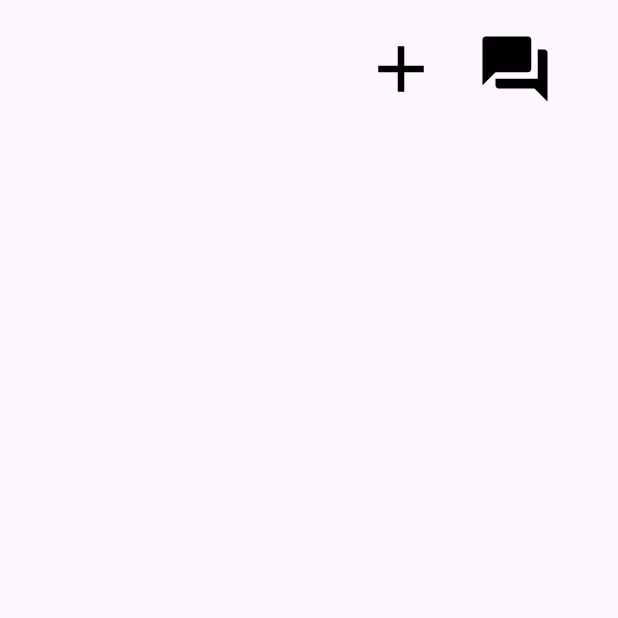
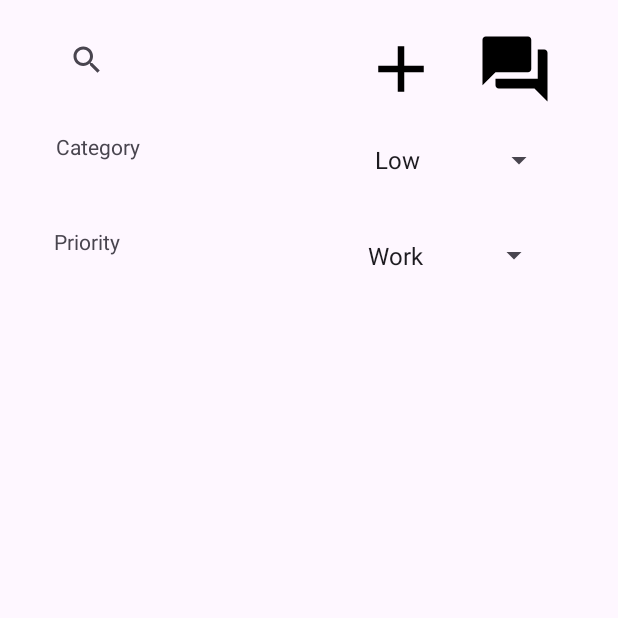
Before and after one commit to Zen-99/Task-Manager, an Android app: the homeFragment screen opened through its navigation route, on a phone screen of 412 x 824 dp, the top half of it. Run offline under Robolectric (Android 15) with nearby library versions, the phone set to English and light mode, and no system bars; our stand-ins replace Firebase (no records; nobody signed in at launch, a user with empty details on screens opened directly).

Commit message:
task retrieve and deletion done

```diff
--- a/app/build.gradle.kts
+++ b/app/build.gradle.kts
@@ -10,7 +10,7 @@ android {
 
     defaultConfig {
         applicationId = "com.example.taskmanager"
-        minSdk = 26
+        minSdk = 28
         targetSdk = 34
         versionCode = 1
         versionName = "1.0"
@@ -49,6 +49,7 @@ dependencies {
     implementation("com.google.firebase:firebase-database-ktx:20.2.2")
     implementation("com.google.firebase:firebase-firestore-ktx:24.8.1")
     implementation("com.google.firebase:firebase-storage-ktx:20.2.1")
+    implementation("com.android.car.ui:car-ui-lib:2.5.1")
     testImplementation("junit:junit:4.13.2")
     androidTestImplementation("androidx.test.ext:junit:1.1.5")
     androidTestImplementation("androidx.test.espresso:espresso-core:3.5.1")
--- a/app/src/main/java/com/example/taskmanager/fragments/homeFragment.kt
+++ b/app/src/main/java/com/example/taskmanager/fragments/homeFragment.kt
@@ -11,14 +11,22 @@ import android.widget.TextView
 import android.widget.Toast
 import androidx.navigation.NavController
 import androidx.navigation.Navigation
+import androidx.recyclerview.widget.LinearLayoutManager
 import com.example.taskmanager.databinding.FragmentHomeBinding
+import com.example.taskmanager.utils.TaskAdapter
+import com.example.taskmanager.utils.TaskData
 import com.google.android.material.textfield.TextInputEditText
 import com.google.firebase.auth.FirebaseAuth
+import com.google.firebase.database.DataSnapshot
+import com.google.firebase.database.DatabaseError
 import com.google.firebase.database.DatabaseReference
 import com.google.firebase.database.FirebaseDatabase
+import com.google.firebase.database.ValueEventListener
+import com.google.firebase.database.ktx.getValue
 
 
-class homeFragment : Fragment(), AddTaskPopFragment.DialogSaveBtnClickListener {
+class homeFragment : Fragment(), AddTaskPopFragment.DialogSaveBtnClickListener,
+    TaskAdapter.TaskAdapterClickInterface {
     data class pushClass(
         var title: String,
         var description: String,
@@ -28,10 +36,12 @@ class homeFragment : Fragment(), AddTaskPopFragment.DialogSaveBtnClickListener {
     )
 
     private lateinit var auth:FirebaseAuth
-    private lateinit var  databaseRef:DatabaseReference
+    private lateinit var databaseRef:DatabaseReference
     private lateinit var navController: NavController
     private lateinit var binding:FragmentHomeBinding
     private lateinit var popUpFragment: AddTaskPopFragment
+    private lateinit var adapter: TaskAdapter
+    private lateinit var mlist:MutableList<TaskData>
     override fun onCreateView(
         inflater: LayoutInflater, container: ViewGroup?,
         savedInstanceState: Bundle?
@@ -44,6 +54,7 @@ class homeFragment : Fragment(), AddTaskPopFragment.DialogSaveBtnClickListener {
     override fun onViewCreated(view: View, savedInstanceState: Bundle?) {
         super.onViewCreated(view, savedInstanceState)
         init(view)
+        getDataFromFirebase()
         registerEvents()
     }
     private fun init(view:View){
@@ -52,6 +63,12 @@ class homeFragment : Fragment(), AddTaskPopFragment.DialogSaveBtnClickListener {
         databaseRef=FirebaseDatabase.getInstance().reference
             .child("Tasks").child(auth.currentUser?.uid.toString())
 
+        binding.recyclerview.setHasFixedSize(true)
+        binding.recyclerview.layoutManager=LinearLayoutManager(context)
+        mlist= mutableListOf()
+        adapter= TaskAdapter(mlist)
+        adapter.setListener(this)
+        binding.recyclerview.adapter=adapter
     }
     private fun registerEvents(){
         Log.d("debug 3","debug line passed 0.5")
@@ -99,5 +116,52 @@ class homeFragment : Fragment(), AddTaskPopFragment.DialogSaveBtnClickListener {
         }
     }
 
+    override fun onDeleteTaskBtnClicked(taskData: TaskData) {
+        databaseRef.child(taskData.taskId).removeValue().addOnCompleteListener{
+           if(it.isSuccessful){
+               Toast.makeText(context,"Successfully deleted",Toast.LENGTH_SHORT).show()
+           }else{
+               Toast.makeText(context,it.exception?.message,Toast.LENGTH_SHORT).show()
+           }
+        }
+    }
+
+    override fun onEditTaskBtnClicked(taskData: TaskData) {
+        TODO("Not yet implemented")
+    }
+
+    private fun getDataFromFirebase(){
+        databaseRef.addValueEventListener(object:ValueEventListener{
+            override fun onDataChange(snapshot: DataSnapshot) {
+                mlist.clear()
+                for(taskSnapShot in snapshot.children){
+                    val taskSnap=taskSnapShot.key?.let{
+                        val pushObj=pushClass(
+                            title=taskSnapShot.child("title").value.toString(),
+                            description=taskSnapShot.child("description").value.toString(),
+                            priority=taskSnapShot.child("priority").value.toString(),
+                            category=taskSnapShot.child("category").value.toString(),
+                            date=taskSnapShot.child("date").value.toString(),
+                        )
+                        TaskData(it,pushObj)
+                        mlist.add(TaskData(it,pushObj))
+                        val taskData=taskSnapShot.child("date").value
+
+                        Log.d("debug snapshot",taskData.toString())
+                    }
+//                    if(taskSnap!=null){
+//                       mlist.add(TaskData())
+//                    }
+                    adapter.notifyDataSetChanged()
+                }
+            }
+
+            override fun onCancelled(error: DatabaseError) {
+                Toast.makeText(context,error.message,Toast.LENGTH_SHORT).show()
+            }
+
+        })
+    }
+
 
 }
--- /dev/null
+++ b/app/src/main/res/drawable/baseline_delete_24.xml
@@ -0,0 +1,5 @@
+<vector android:height="24dp" android:tint="#000000"
+    android:viewportHeight="24" android:viewportWidth="24"
+    android:width="24dp" xmlns:android="http://schemas.android.com/apk/res/android">
+    <path android:fillColor="@android:color/white" android:pathData="M6,19c0,1.1 0.9,2 2,2h8c1.1,0 2,-0.9 2,-2V7H6v12zM19,4h-3.5l-1,-1h-5l-1,1H5v2h14V4z"/>
+</vector>
--- /dev/null
+++ b/app/src/main/res/drawable/baseline_edit_24.xml
@@ -0,0 +1,5 @@
+<vector android:height="24dp" android:tint="#000000"
+    android:viewportHeight="24" android:viewportWidth="24"
+    android:width="24dp" xmlns:android="http://schemas.android.com/apk/res/android">
+    <path android:fillColor="@android:color/white" android:pathData="M3,17.25V21h3.75L17.81,9.94l-3.75,-3.75L3,17.25zM20.71,7.04c0.39,-0.39 0.39,-1.02 0,-1.41l-2.34,-2.34c-0.39,-0.39 -1.02,-0.39 -1.41,0l-1.83,1.83 3.75,3.75 1.83,-1.83z"/>
+</vector>
--- a/app/src/main/res/layout/fragment_home.xml
+++ b/app/src/main/res/layout/fragment_home.xml
@@ -29,4 +29,74 @@
         app:layout_constraintStart_toEndOf="@+id/addBtn"
         app:layout_constraintTop_toTopOf="parent"
         app:layout_constraintVertical_bias="0.026" />
+
+    <androidx.recyclerview.widget.RecyclerView
+        android:id="@+id/recyclerview"
+        android:layout_width="408dp"
+        android:layout_height="437dp"
+        app:layout_constraintBottom_toBottomOf="parent"
+        app:layout_constraintTop_toBottomOf="@+id/textView3"
+        app:layout_constraintVertical_bias="0.625"
+        tools:ignore="MissingConstraints"
+        tools:layout_editor_absoluteX="2dp" />
+
+    <androidx.appcompat.widget.SearchView
+        android:id="@+id/searchView"
+        android:layout_width="160dp"
+        android:layout_height="56dp"
+        android:layout_marginTop="12dp"
+        app:layout_constraintEnd_toStartOf="@+id/addBtn"
+        app:layout_constraintHorizontal_bias="0.421"
+        app:layout_constraintStart_toStartOf="parent"
+        app:layout_constraintTop_toTopOf="parent" />
+
+
+    <TextView
+        android:id="@+id/textView2"
+        android:layout_width="118dp"
+        android:layout_height="35dp"
+        android:layout_marginTop="20dp"
+        android:text="Category"
+        app:layout_constraintBottom_toTopOf="@+id/textView3"
+        app:layout_constraintEnd_toStartOf="@+id/spinner"
+        app:layout_constraintHorizontal_bias="0.3"
+        app:layout_constraintStart_toStartOf="parent"
+        app:layout_constraintTop_toBottomOf="@+id/searchView"
+        app:layout_constraintVertical_bias="0.071" />
+
+    <Spinner
+        android:id="@+id/spinner2"
+        android:layout_width="129dp"
+        android:layout_height="42dp"
+        android:layout_marginStart="80dp"
+        android:layout_marginTop="24dp"
+        android:entries="@array/categoryItems"
+        app:layout_constraintStart_toEndOf="@+id/textView3"
+        app:layout_constraintTop_toBottomOf="@+id/spinner"
+        tools:ignore="MissingConstraints" />
+
+    <TextView
+        android:id="@+id/textView3"
+        android:layout_width="121dp"
+        android:layout_height="37dp"
+        android:layout_marginStart="36dp"
+        android:layout_marginTop="28dp"
+        android:text="Priority"
+        app:layout_constraintStart_toStartOf="parent"
+        app:layout_constraintTop_toBottomOf="@+id/textView2"
+        tools:ignore="MissingConstraints" />
+
+    <Spinner
+        android:id="@+id/spinner"
+        android:layout_width="128dp"
+        android:layout_height="37dp"
+        android:layout_marginTop="20dp"
+        android:entries="@array/priorityItems"
+        app:layout_constraintEnd_toEndOf="parent"
+        app:layout_constraintHorizontal_bias="0.851"
+        app:layout_constraintStart_toStartOf="parent"
+        app:layout_constraintTop_toBottomOf="@+id/searchView" />
+
+
+
 </androidx.constraintlayout.widget.ConstraintLayout>
```
Also changed, not shown: app/src/main/java/com/example/taskmanager/utils/TaskAdapter.kt (added, +47 -0 lines), app/src/main/java/com/example/taskmanager/utils/TaskData.kt (added, +7 -0 lines), app/src/main/res/layout/each_task_item.xml (added, +179 -0 lines).
